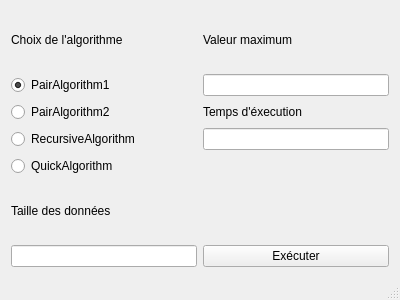
orichalque/Complexity, file Qt/ComplexityProject/mainwindow.ui: the form before one commit.
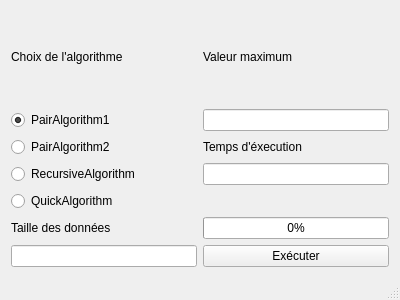
The form after the commit.

```diff
--- a/Qt/ComplexityProject/mainwindow.ui
+++ b/Qt/ComplexityProject/mainwindow.ui
@@ -96,6 +96,13 @@
       </property>
      </widget>
     </item>
+    <item row="7" column="1">
+     <widget class="QProgressBar" name="progressBar">
+      <property name="value">
+       <number>0</number>
+      </property>
+     </widget>
+    </item>
    </layout>
   </widget>
   <widget class="QMenuBar" name="menuBar">
```
Left out of the diff: 2 changed lines with no effect on the pictures.
